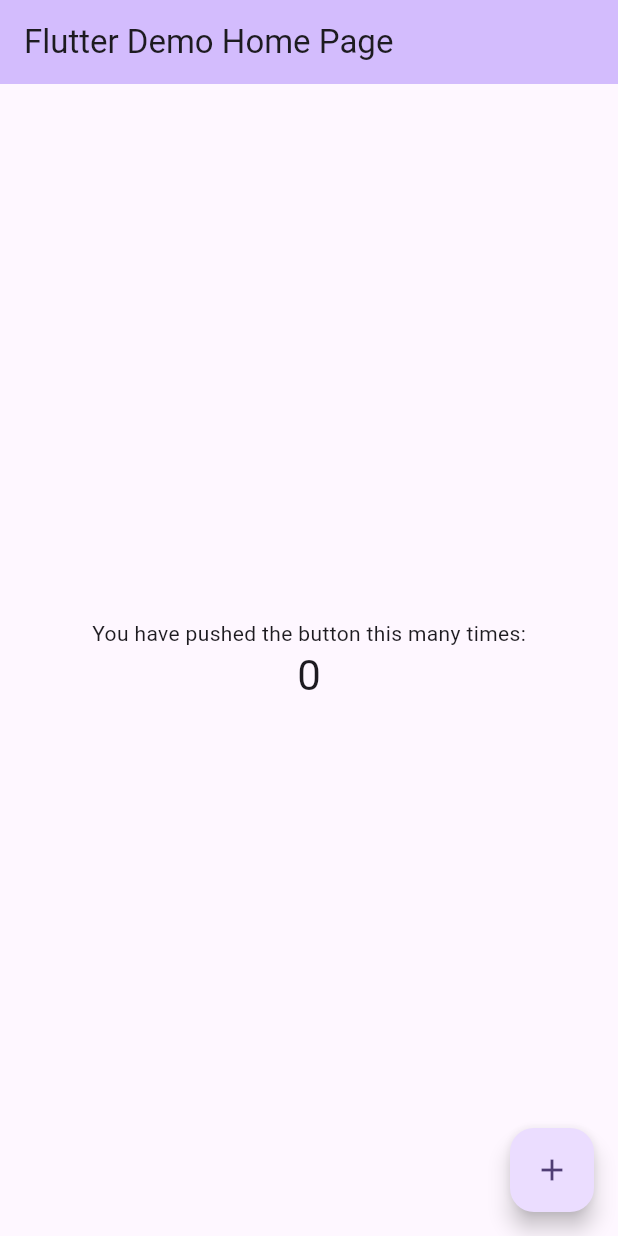
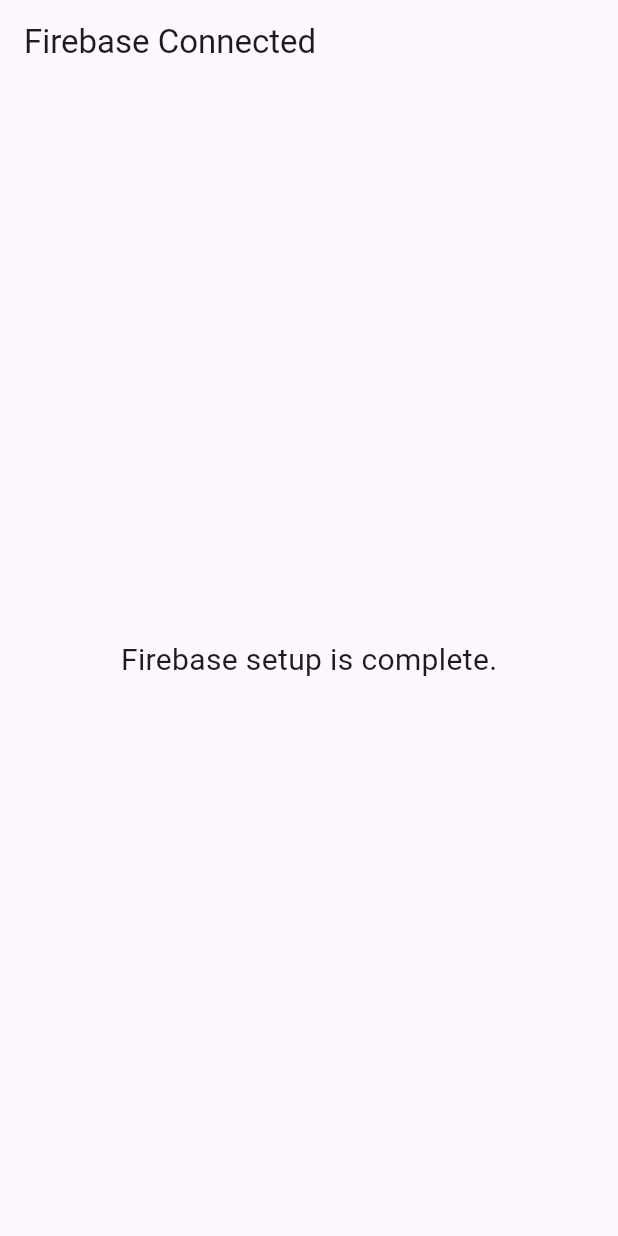
Before and after one commit to hien-dao/MobAppDev_Project02, a Flutter app: the screen it shows after launch, on a phone screen of 412 x 824 dp. Run offline on Flutter 3.47's test engine with Material 3 defaults, Android fonts, the light colour scheme and no system bars; our stand-ins replace firebase_core; accounts and stored records are empty.

Commit message:
Firebase added to base project

```diff
--- a/lib/main.dart
+++ b/lib/main.dart
@@ -1,121 +1,44 @@
 import 'package:flutter/material.dart';
+import 'package:firebase_core/firebase_core.dart';
+import 'firebase_options.dart';
 
-void main() {
+Future<void> main() async {
+  WidgetsFlutterBinding.ensureInitialized();
+
+  await Firebase.initializeApp(
+    options: DefaultFirebaseOptions.currentPlatform,
+  );
+
   runApp(const MyApp());
 }
 
 class MyApp extends StatelessWidget {
   const MyApp({super.key});
 
-  // This widget is the root of your application.
   @override
   Widget build(BuildContext context) {
     return MaterialApp(
-      title: 'Flutter Demo',
-      theme: ThemeData(
-        // This is the theme of your application.
-        //
-        // TRY THIS: Try running your application with "flutter run". You'll see
-        // the application has a purple toolbar. Then, without quitting the app,
-        // try changing the seedColor in the colorScheme below to Colors.green
-        // and then invoke "hot reload" (save your changes or press the "hot
-        // reload" button in a Flutter-supported IDE, or press "r" if you used
-        // the command line to start the app).
-        //
-        // Notice that the counter didn't reset back to zero; the application
-        // state is not lost during the reload. To reset the state, use hot
-        // restart instead.
-        //
-        // This works for code too, not just values: Most code changes can be
-        // tested with just a hot reload.
-        colorScheme: .fromSeed(seedColor: Colors.deepPurple),
-      ),
-      home: const MyHomePage(title: 'Flutter Demo Home Page'),
+      debugShowCheckedModeBanner: false,
+      title: 'Proj2',
+      home: const FirebaseReadyScreen(),
     );
   }
 }
 
-class MyHomePage extends StatefulWidget {
-  const MyHomePage({super.key, required this.title});
-
-  // This widget is the home page of your application. It is stateful, meaning
-  // that it has a State object (defined below) that contains fields that affect
-  // how it looks.
-
-  // This class is the configuration for the state. It holds the values (in this
-  // case the title) provided by the parent (in this case the App widget) and
-  // used by the build method of the State. Fields in a Widget subclass are
-  // always marked "final".
-
-  final String title;
-
-  @override
-  State<MyHomePage> createState() => _MyHomePageState();
-}
-
-class _MyHomePageState extends State<MyHomePage> {
-  int _counter = 0;
-
-  void _incrementCounter() {
-    setState(() {
-      // This call to setState tells the Flutter framework that something has
-      // changed in this State, which causes it to rerun the build method below
-      // so that the display can reflect the updated values. If we changed
-      // _counter without calling setState(), then the build method would not be
-      // called again, and so nothing would appear to happen.
-      _counter++;
-    });
-  }
+class FirebaseReadyScreen extends StatelessWidget {
+  const FirebaseReadyScreen({super.key});
 
   @override
   Widget build(BuildContext context) {
-    // This method is rerun every time setState is called, for instance as done
-    // by the _incrementCounter method above.
-    //
-    // The Flutter framework has been optimized to make rerunning build methods
-    // fast, so that you can just rebuild anything that needs updating rather
-    // than having to individually change instances of widgets.
     return Scaffold(
       appBar: AppBar(
-        // TRY THIS: Try changing the color here to a specific color (to
-        // Colors.amber, perhaps?) and trigger a hot reload to see the AppBar
-        // change color while the other colors stay the same.
-        backgroundColor: Theme.of(context).colorScheme.inversePrimary,
-        // Here we take the value from the MyHomePage object that was created by
-        // the App.build method, and use it to set our appbar title.
-        title: Text(widget.title),
+        title: const Text('Firebase Connected'),
       ),
-      body: Center(
-        // Center is a layout widget. It takes a single child and positions it
-        // in the middle of the parent.
-        child: Column(
-          // Column is also a layout widget. It takes a list of children and
-          // arranges them vertically. By default, it sizes itself to fit its
-          // children horizontally, and tries to be as tall as its parent.
-          //
-          // Column has various properties to control how it sizes itself and
-          // how it positions its children. Here we use mainAxisAlignment to
-          // center the children vertically; the main axis here is the vertical
-          // axis because Columns are vertical (the cross axis would be
-          // horizontal).
-          //
-          // TRY THIS: Invoke "debug painting" (choose the "Toggle Debug Paint"
-          // action in the IDE, or press "p" in the console), to see the
-          // wireframe for each widget.
-          mainAxisAlignment: .center,
-          children: [
-            const Text('You have pushed the button this many times:'),
-            Text(
-              '$_counter',
-              style: Theme.of(context).textTheme.headlineMedium,
-            ),
-          ],
+      body: const Center(
+        child: Text(
+          'Firebase setup is complete.',
+          style: TextStyle(fontSize: 20),
         ),
-      ),
-      floatingActionButton: FloatingActionButton(
-        onPressed: _incrementCounter,
-        tooltip: 'Increment',
-        child: const Icon(Icons.add),
       ),
     );
   }
--- a/pubspec.yaml
+++ b/pubspec.yaml
@@ -34,6 +34,8 @@
   # The following adds the Cupertino Icons font to your application.
   # Use with the CupertinoIcons class for iOS style icons.
   cupertino_icons: ^1.0.8
+  firebase_core: ^4.7.0
+  firebase_auth: ^6.4.0
 
 dev_dependencies:
   flutter_test:
```
Also changed, not shown: lib/firebase_options.dart (added), pubspec.lock, 13 other files.
